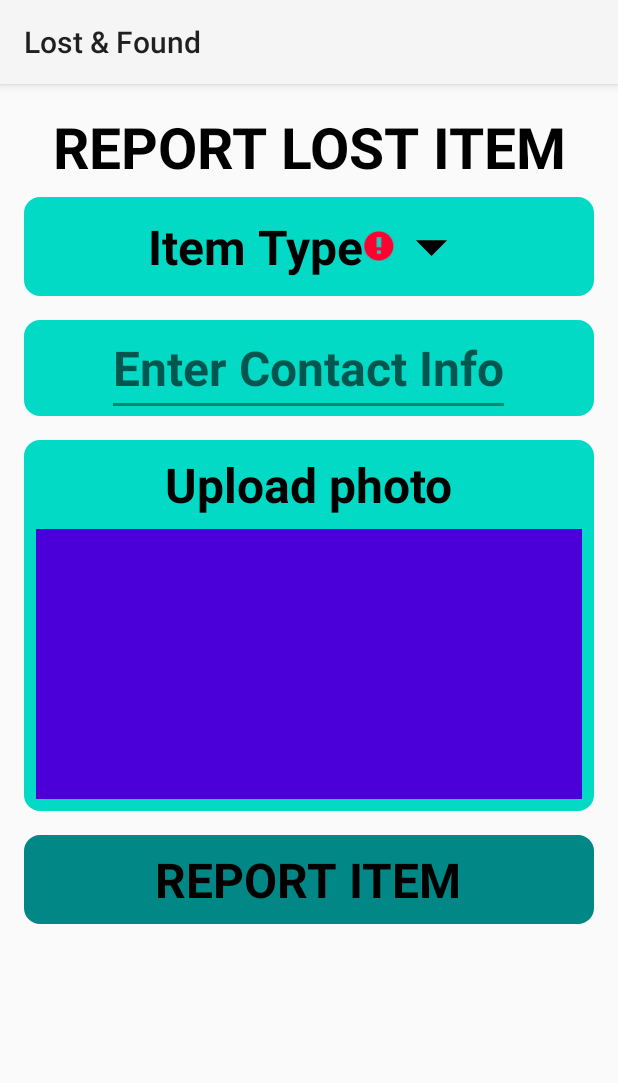
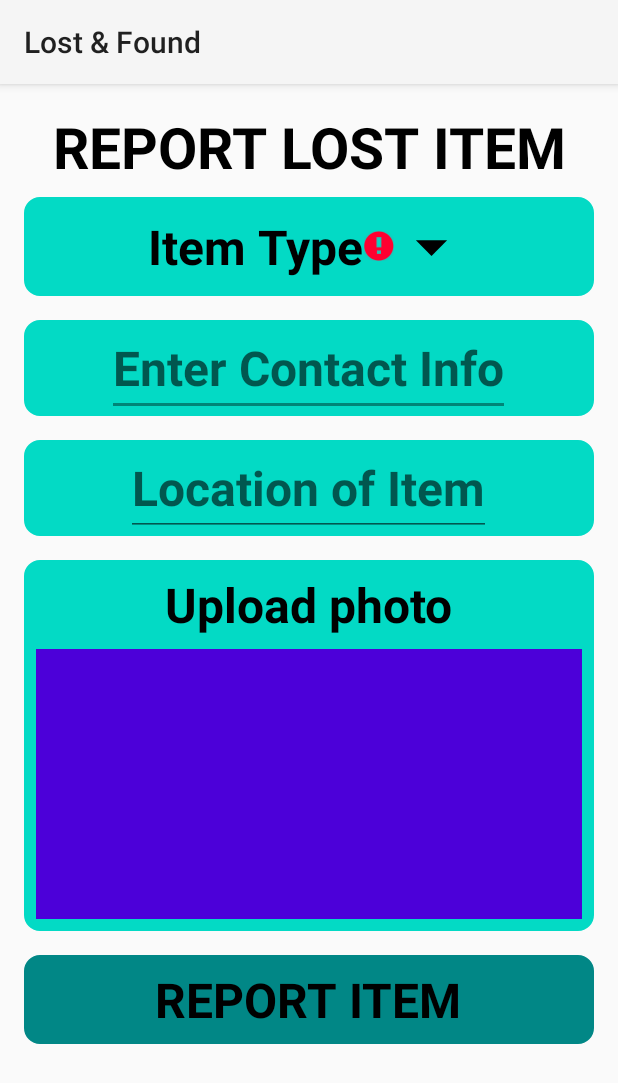
Before and after one commit to luhouyang/LostAndFound, an Android app: the ReportLostItemActivity screen opened directly, with no data from a screen before it, after a tap on "REPORT ITEM", on a phone screen of 412 x 824 dp. Shown: the top 1083 px of the screen. Run offline under Robolectric (Android 15) with nearby library versions, the phone set to English and light mode, and no system bars; our stand-ins replace Firebase (no records; nobody signed in at launch, a user with empty details on screens opened directly).

Commit message:
Version 1.1

```diff
--- a/app/src/main/java/com/example/lostfound/ClaimedItemAdaptor.java
+++ b/app/src/main/java/com/example/lostfound/ClaimedItemAdaptor.java
@@ -49,6 +49,7 @@ public class ClaimedItemAdaptor extends FirestoreRecyclerAdapter<LostItem, Claim
             e.printStackTrace();
         }
         holder.timestampTextView.setText(Utility.timeToString(lostItem.timestampReported));
+        holder.placeTextView.setText(lostItem.place);
         holder.contactInfoTextView.setText(lostItem.contactInfo);
 
         holder.itemView.setOnClickListener(v -> {
@@ -57,6 +58,7 @@ public class ClaimedItemAdaptor extends FirestoreRecyclerAdapter<LostItem, Claim
             intent.putExtra("imageUriStr", lostItem.imageUriStr);
             intent.putExtra("localFilePath", localFilePath);
             intent.putExtra("timestampReported", Utility.timeToString(lostItem.timestampReported));
+            intent.putExtra("place", lostItem.place);
             intent.putExtra("contactInfo", lostItem.contactInfo);
             String docID = this.getSnapshots().getSnapshot(position).getId();
             intent.putExtra("docID", docID);
@@ -73,7 +75,7 @@ public class ClaimedItemAdaptor extends FirestoreRecyclerAdapter<LostItem, Claim
     }
 
     class ClaimedItemViewHolder extends RecyclerView.ViewHolder {
-        TextView itemTypeTextView, contactInfoTextView, timestampTextView, imageUriString;
+        TextView itemTypeTextView, contactInfoTextView, timestampTextView, imageUriString, placeTextView;
         ImageView imageView;
 
         public ClaimedItemViewHolder(@NonNull View itemView) {
@@ -84,6 +86,7 @@ public class ClaimedItemAdaptor extends FirestoreRecyclerAdapter<LostItem, Claim
             imageView = itemView.findViewById(R.id.unclaimed_item_image_view);
             contactInfoTextView = itemView.findViewById(R.id.recycler_unclaimed_contact_info_text_view);
             timestampTextView = itemView.findViewById(R.id.recycler_unclaimed_item_timestamp_text_view);
+            placeTextView = itemView.findViewById(R.id.recycler_unclaimed_place_text_view);
         }
     }
 }
--- a/app/src/main/java/com/example/lostfound/LostItemAdaptor.java
+++ b/app/src/main/java/com/example/lostfound/LostItemAdaptor.java
@@ -49,6 +49,7 @@ public class LostItemAdaptor extends FirestoreRecyclerAdapter<LostItem, LostItem
             e.printStackTrace();
         }
         holder.timestampTextView.setText(Utility.timeToString(lostItem.timestampReported));
+        holder.placeTextView.setText(lostItem.place);
         holder.contactInfoTextView.setText(lostItem.contactInfo);
 
         holder.itemView.setOnClickListener(v -> {
@@ -57,6 +58,7 @@ public class LostItemAdaptor extends FirestoreRecyclerAdapter<LostItem, LostItem
             intent.putExtra("imageUriStr", lostItem.imageUriStr);
             intent.putExtra("localFilePath", localFilePath);
             intent.putExtra("timestampReported", Utility.timeToString(lostItem.timestampReported));
+            intent.putExtra("place", lostItem.place);
             intent.putExtra("contactInfo", lostItem.contactInfo);
             String docID = this.getSnapshots().getSnapshot(position).getId();
             intent.putExtra("docID", docID);
@@ -73,7 +75,7 @@ public class LostItemAdaptor extends FirestoreRecyclerAdapter<LostItem, LostItem
     }
 
     class LostItemViewHolder extends RecyclerView.ViewHolder {
-        TextView itemTypeTextView, contactInfoTextView, timestampTextView, imageUriString;
+        TextView itemTypeTextView, contactInfoTextView, timestampTextView, imageUriString, placeTextView;
         ImageView imageView;
 
         public LostItemViewHolder(@NonNull View itemView) {
@@ -84,6 +86,7 @@ public class LostItemAdaptor extends FirestoreRecyclerAdapter<LostItem, LostItem
             imageView = itemView.findViewById(R.id.unclaimed_item_image_view);
             contactInfoTextView = itemView.findViewById(R.id.recycler_unclaimed_contact_info_text_view);
             timestampTextView = itemView.findViewById(R.id.recycler_unclaimed_item_timestamp_text_view);
+            placeTextView = itemView.findViewById(R.id.recycler_unclaimed_place_text_view);
         }
     }
 }
--- a/app/src/main/java/com/example/lostfound/ReportLostItemActivity.java
+++ b/app/src/main/java/com/example/lostfound/ReportLostItemActivity.java
@@ -54,7 +54,7 @@ public class ReportLostItemActivity extends AppCompatActivity {
     public Uri imageUri;
 
     ImageButton itemTypeDropDown;
-    EditText contactInfoEditText;
+    EditText contactInfoEditText, placeEditText;
     TextView itemTypeClickableTextView, itemTypeTextView, reportItemBtnTextView, uploadPhotoTextView;
     ImageView lostItemPic;
     Timestamp timestampReported;
@@ -64,6 +64,7 @@ public class ReportLostItemActivity extends AppCompatActivity {
     private StorageReference storageReference;
     private FirebaseUser currentUser;
     private String imageUriStr;
+    private boolean clicked;
 
     @Override
     protected void onCreate(Bundle savedInstanceState) {
@@ -74,6 +75,7 @@ public class ReportLostItemActivity extends AppCompatActivity {
         contactInfoEditText = findViewById(R.id.contact_info_edit_text);
         itemTypeClickableTextView = findViewById(R.id.item_type_clickable_text_view);
         itemTypeTextView = findViewById(R.id.item_type_text_view);
+        placeEditText = findViewById(R.id.place_edit_text);
         reportItemBtnTextView = findViewById(R.id.report_item_button_text_view);
         uploadPhotoTextView = findViewById(R.id.upload_photo_text_view);
         lostItemPic = findViewById(R.id.lost_item_pic);
@@ -82,6 +84,7 @@ public class ReportLostItemActivity extends AppCompatActivity {
         storageReference = firebaseStorage.getReference();
         currentUser = FirebaseAuth.getInstance().getCurrentUser();
         imageUriStr = "NO_URI";
+        clicked = false;
 
         imageUri = null;
 
@@ -96,8 +99,10 @@ public class ReportLostItemActivity extends AppCompatActivity {
             }
         });
         reportItemBtnTextView.setOnClickListener(v-> {
-            reportItemBtnTextView.setOnClickListener(null);
-            addLostItemToDatabase();
+            if (!clicked){
+                clicked = true;
+                addLostItemToDatabase();
+            }
         });
     }
 
@@ -186,13 +191,11 @@ public class ReportLostItemActivity extends AppCompatActivity {
     void addLostItemToDatabase(){
         String itemType = itemTypeTextView.getText().toString();
         String contactInfo = contactInfoEditText.getText().toString();
+        String place = placeEditText.getText().toString();
         this.timestampReported = Timestamp.now();
 
-        if(!checkInformation(itemType, contactInfo)){
-            reportItemBtnTextView.setOnClickListener(v-> {
-                reportItemBtnTextView.setOnClickListener(null);
-                addLostItemToDatabase();
-            });
+        if(!checkInformation(itemType, place)){
+            clicked = false;
             return;
         }else{
             DocumentReference reporterDataDocRef = Utility.getDocumentReferenceUserData(currentUser);
@@ -209,6 +212,8 @@ public class ReportLostItemActivity extends AppCompatActivity {
                     lostItem.setItemType(itemType);
                     lostItem.setContactInfo(contactInfo);
                     lostItem.setTimestampReported(timestampReported);
+                    lostItem.setPlace(place);
+                    lostItem.setStatus("unclaimed");
 
                     //Image upload
                     if(imageUri!=null){
@@ -235,13 +240,13 @@ public class ReportLostItemActivity extends AppCompatActivity {
         }
     }
 
-    boolean checkInformation(String itemType, String contactInfo){
+    boolean checkInformation(String itemType, String place){
         if(Objects.equals(itemType, "Item Type")){
             itemTypeTextView.setError("No item type selected");
             return false;
         }
-        if(Objects.equals(contactInfo, "")){
-            contactInfoEditText.setError("No contact info");
+        if(Objects.equals(place, "")){
+            placeEditText.setError("No location");
             return false;
         }
         if(imageUri==null){
--- a/app/src/main/java/com/example/lostfound/UnclaimedItemActivity.java
+++ b/app/src/main/java/com/example/lostfound/UnclaimedItemActivity.java
@@ -12,6 +12,8 @@ import android.widget.TextView;
 
 import com.firebase.ui.firestore.FirestoreRecyclerOptions;
 import com.google.firebase.firestore.Query;
+
+import java.util.Arrays;
 
 public class UnclaimedItemActivity extends AppCompatActivity {
 
@@ -90,7 +92,7 @@ public class UnclaimedItemActivity extends AppCompatActivity {
     }
 
     void setUpRecyclerView(String itemType){
-        Query query = Utility.getCollectionReferenceUnclaimed(itemType).orderBy("timestampReported", Query.Direction.DESCENDING);
+        Query query = Utility.getCollectionReferenceUnclaimed(itemType).orderBy("timestampReported", Query.Direction.DESCENDING);;
         FirestoreRecyclerOptions<LostItem> options = new FirestoreRecyclerOptions.Builder<LostItem>()
                 .setQuery(query, LostItem.class).build();
         recyclerView.setLayoutManager(new LinearLayoutManager(this));
--- a/app/src/main/res/layout/activity_report_lost_item.xml
+++ b/app/src/main/res/layout/activity_report_lost_item.xml
@@ -84,8 +84,31 @@
     <LinearLayout
         android:layout_width="match_parent"
         android:layout_height="wrap_content"
+        android:id="@+id/place_layout"
+        android:layout_below="@+id/contact_info_layout"
+        android:layout_marginVertical="8dp"
+        android:background="@drawable/rounded_corner"
+        android:backgroundTint="@color/teal_200"
+        android:orientation="vertical"
+        android:gravity="center">
+
+        <EditText
+            android:layout_width="wrap_content"
+            android:layout_height="wrap_content"
+            android:id="@+id/place_edit_text"
+            android:hint="Location of Item"
+            android:textSize="32dp"
+            android:textColor="@color/black"
+            android:textStyle="bold"
+            />
+
+    </LinearLayout>
+
+    <LinearLayout
+        android:layout_width="match_parent"
+        android:layout_height="wrap_content"
         android:id="@+id/upload_photo_layout"
-        android:layout_below="@+id/contact_info_layout"
+        android:layout_below="@+id/place_layout"
         android:layout_marginVertical="8dp"
         android:background="@drawable/rounded_corner"
         android:backgroundTint="@color/teal_200"
@@ -110,7 +133,7 @@
             android:layout_below="@+id/upload_photo_layout"
             android:background="@color/purple_600"
             android:layout_marginTop="8dp"
-            tools:srcCompat="@tools:sample/avatars"/>
+            tools:src="@tools:sample/avatars"/>
 
     </LinearLayout>
 
```
Also changed, not shown: app/src/main/java/com/example/lostfound/LostItem.java (+18 -0 lines), app/src/main/java/com/example/lostfound/ViewClaimedItemActivity.java (+9 -7 lines), app/src/main/java/com/example/lostfound/ViewLostItemActivity.java (+40 -14 lines), app/src/main/res/layout/activity_view_claimed_item.xml (+14 -0 lines), app/src/main/res/layout/activity_view_lost_item.xml (+13 -1 lines), app/src/main/res/layout/recycler_lost_item.xml (+10 -0 lines).
